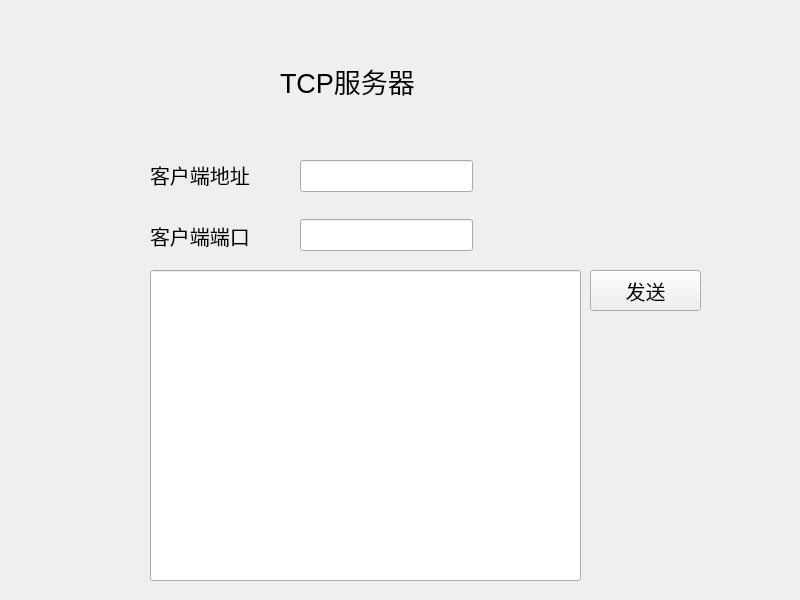
Above: testBuildProject/tcpServer/widget.ui from Valaris1026/QT before the change. Below: the same form after it.
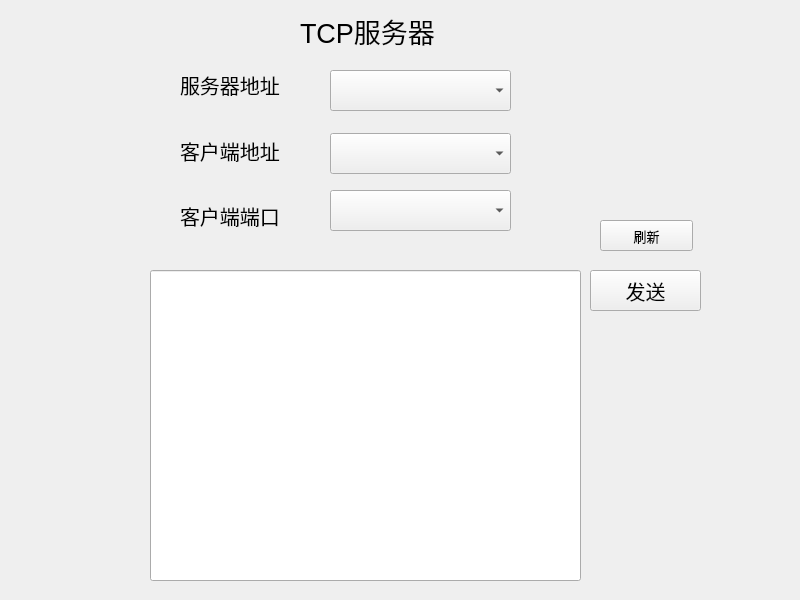
That is the form after the change.

Commit message: tcpServer测试 Signed-off-by: Valaris1026 <2796038557@qq.com>

The edit to the form file:
```diff
--- a/testBuildProject/tcpServer/widget.ui
+++ b/testBuildProject/tcpServer/widget.ui
@@ -21,8 +21,8 @@
   <widget class="QLabel" name="label">
    <property name="geometry">
     <rect>
-     <x>280</x>
-     <y>60</y>
+     <x>300</x>
+     <y>10</y>
      <width>171</width>
      <height>41</height>
     </rect>
@@ -59,18 +59,88 @@
     </rect>
    </property>
   </widget>
+  <widget class="QComboBox" name="serverBox">
+   <property name="geometry">
+    <rect>
+     <x>330</x>
+     <y>70</y>
+     <width>181</width>
+     <height>41</height>
+    </rect>
+   </property>
+   <property name="font">
+    <font>
+     <pointsize>10</pointsize>
+    </font>
+   </property>
+  </widget>
+  <widget class="QPushButton" name="refresButton">
+   <property name="geometry">
+    <rect>
+     <x>600</x>
+     <y>220</y>
+     <width>93</width>
+     <height>31</height>
+    </rect>
+   </property>
+   <property name="font">
+    <font>
+     <pointsize>10</pointsize>
+    </font>
+   </property>
+   <property name="text">
+    <string>刷新</string>
+   </property>
+  </widget>
   <widget class="QWidget" name="">
    <property name="geometry">
     <rect>
-     <x>150</x>
-     <y>160</y>
-     <width>137</width>
-     <height>91</height>
+     <x>180</x>
+     <y>70</y>
+     <width>141</width>
+     <height>161</height>
     </rect>
    </property>
-   <layout class="QVBoxLayout" name="verticalLayout">
-    <item>
-     <widget class="QLabel" name="label_3">
+   <layout class="QGridLayout" name="gridLayout">
+    <item row="0" column="0">
+     <widget class="QLabel" name="serverAddress">
+      <property name="font">
+       <font>
+        <pointsize>15</pointsize>
+       </font>
+      </property>
+      <property name="text">
+       <string>服务器地址</string>
+      </property>
+     </widget>
+    </item>
+    <item row="4" column="0">
+     <widget class="QLabel" name="clientPort">
+      <property name="font">
+       <font>
+        <pointsize>15</pointsize>
+       </font>
+      </property>
+      <property name="text">
+       <string>客户端端口</string>
+      </property>
+     </widget>
+    </item>
+    <item row="3" column="0">
+     <spacer name="verticalSpacer_3">
+      <property name="orientation">
+       <enum>Qt::Vertical</enum>
+      </property>
+      <property name="sizeHint" stdset="0">
+       <size>
+        <width>132</width>
+        <height>13</height>
+       </size>
+      </property>
+     </spacer>
+    </item>
+    <item row="2" column="0">
+     <widget class="QLabel" name="clientAddress">
       <property name="font">
        <font>
         <pointsize>15</pointsize>
@@ -81,63 +151,40 @@
       </property>
      </widget>
     </item>
-    <item>
+    <item row="1" column="0">
      <spacer name="verticalSpacer">
       <property name="orientation">
        <enum>Qt::Vertical</enum>
       </property>
       <property name="sizeHint" stdset="0">
        <size>
-        <width>20</width>
-        <height>40</height>
+        <width>132</width>
+        <height>13</height>
        </size>
       </property>
      </spacer>
     </item>
-    <item>
-     <widget class="QLabel" name="label_2">
-      <property name="font">
-       <font>
-        <pointsize>15</pointsize>
-       </font>
-      </property>
-      <property name="text">
-       <string>客户端端口</string>
-      </property>
-     </widget>
-    </item>
    </layout>
   </widget>
-  <widget class="QWidget" name="">
+  <widget class="QComboBox" name="clientPortBox">
    <property name="geometry">
     <rect>
-     <x>300</x>
-     <y>160</y>
-     <width>173</width>
-     <height>91</height>
+     <x>330</x>
+     <y>190</y>
+     <width>181</width>
+     <height>41</height>
     </rect>
    </property>
-   <layout class="QVBoxLayout" name="verticalLayout_2">
-    <item>
-     <widget class="QLineEdit" name="ipEdit"/>
-    </item>
-    <item>
-     <spacer name="verticalSpacer_2">
-      <property name="orientation">
-       <enum>Qt::Vertical</enum>
-      </property>
-      <property name="sizeHint" stdset="0">
-       <size>
-        <width>20</width>
-        <height>40</height>
-       </size>
-      </property>
-     </spacer>
-    </item>
-    <item>
-     <widget class="QLineEdit" name="portEdit"/>
-    </item>
-   </layout>
+  </widget>
+  <widget class="QComboBox" name="clientAddrBox">
+   <property name="geometry">
+    <rect>
+     <x>330</x>
+     <y>133</y>
+     <width>181</width>
+     <height>41</height>
+    </rect>
+   </property>
   </widget>
  </widget>
  <resources/>
```
Left out of the diff: 8 changed lines with no effect on the pictures. The commit also changes 86 other files.
